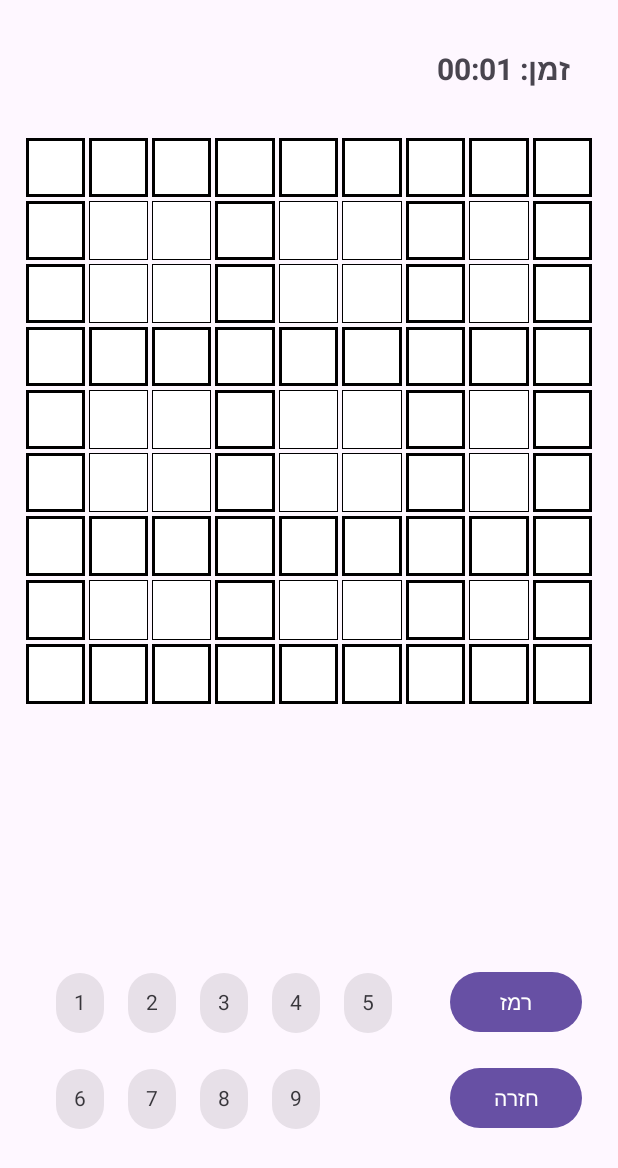
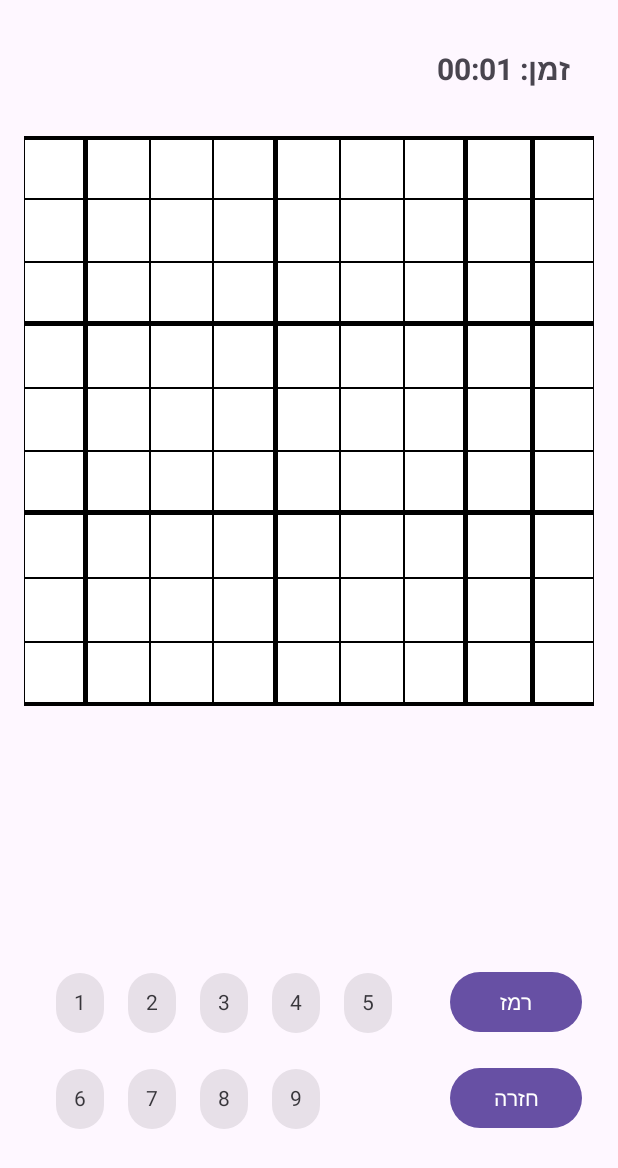
Before and after one commit to hadas67-0295/FinalProject-SudokuGame, an Android app: the GameActivity screen opened directly, with no data from a screen before it, on a phone screen of 412 x 824 dp. Shown: the top 1168 px of the screen. Run offline under Robolectric (Android 15) with nearby library versions, the phone set to English and light mode, and no system bars.

Commit message:
initial commit

```diff
--- a/app/src/main/java/com/example/finalproject_sudokugame/GameActivity.java
+++ b/app/src/main/java/com/example/finalproject_sudokugame/GameActivity.java
@@ -2,12 +2,13 @@ package com.example.finalproject_sudokugame;
 
 import android.graphics.Color;
 import android.graphics.drawable.GradientDrawable;
+import android.graphics.drawable.LayerDrawable;
+import android.graphics.drawable.Drawable;
 import android.os.Bundle;
 import android.os.Handler;
 import android.view.Gravity;
 import android.view.View;
 import android.widget.Button;
-import android.widget.EditText;
 import android.widget.GridLayout;
 import android.widget.TextView;
 import android.widget.Toast;
@@ -78,60 +79,30 @@ public class GameActivity extends AppCompatActivity {
         for (int row = 0; row < 9; row++) {
             for (int col = 0; col < 9; col++) {
                 TextView cell = new TextView(this);
-                EditText cellBorder = new EditText(this);
 
                 cell.setTextSize(24);
                 cell.setGravity(Gravity.CENTER);
-                int left,top,right,bottom;
-                if(col%3==0){
-                    left =3;
-                }
-                else{
-                    left =1;
-                }
-                if(row%3==0){
-                    top =3;
-                }
-                else{
-                    top =1;
-                }
-                if(col==8||(col+1)%3==0){
-                    right =3;
-                }
-                else{
-                    right =1;
-                }
-                if(row==8||(row+1)%3==0){
-                    bottom =3;
-                }
-                else{
-                    bottom =1;
-                }
-                GradientDrawable border = new GradientDrawable();
-                border.setColor(Color.WHITE);
-                border.setStroke(1,Color.parseColor("#CCCCCC"));
-                border = createCellBorder(row, col);
 
-                if (row == board.getSelectedRow() && col == board.getSelectedCol()) {
-                    border.setColor(getResources().getColor(android.R.color.holo_blue_light));
-                } else {
-                    border.setColor(Color.WHITE);
-                }
+                boolean isSelected =
+                        row == board.getSelectedRow() &&
+                                col == board.getSelectedCol();
 
-                cell.setBackground(border);
+                Drawable background = createCellBackground(row, col, isSelected);
+                cell.setBackground(background);
 
                 GridLayout.LayoutParams params = new GridLayout.LayoutParams();
                 params.width = 0;
                 params.height = 0;
                 params.rowSpec = GridLayout.spec(row, 1f);
                 params.columnSpec = GridLayout.spec(col, 1f);
-                params.setMargins(2, 2, 2, 2);
+                params.setMargins(0, 0, 0, 0);
                 cell.setLayoutParams(params);
 
                 int value = board.getCell(row, col);
                 if (value != 0) {
                     cell.setText(String.valueOf(value));
                     cell.setEnabled(false);
+                    cell.setTextColor(Color.BLACK);
                 } else {
                     cell.setText("");
                     int finalI = row;
@@ -169,24 +140,45 @@ public class GameActivity extends AppCompatActivity {
         handler.removeCallbacks(updateTimerRunnable);
     }
 
-    private GradientDrawable createCellBorder(int row, int col) {
-        GradientDrawable border = new GradientDrawable();
-        border.setColor(Color.WHITE);
+    private Drawable createCellBackground(int row, int col, boolean isSelected) {
+        float density = getResources().getDisplayMetrics().density;
 
-        // עובי הגבול תלוי במיקום התא
-        // גבול עבה (3-4dp) בקצוות בלוקים 3x3
-        // גבול דק (1dp) בין תאים רגילים
-        int strokeWidth;
-        int color = Color.BLACK;
+        int thinBorder = (int) (1 * density);  // 1dp - קו דק
+        int thickBorder = (int) (3 * density); // 3dp - קו עבה
 
-        // קביעת עובי הגבול
-        if (row % 3 == 0 || col % 3 == 0 || row == 8 || col == 8) {
-            strokeWidth = 3; // גבול עבה
-        } else {
-            strokeWidth = 1; // גבול דק
-        }
+        int leftWidth   = (col == 8) ? thickBorder : thinBorder;
+        int topWidth    = (row == 0) ? thickBorder : thinBorder;
 
-        border.setStroke(strokeWidth, color);
-        return border;
+        int rightWidth  = (col % 3 == 0) ? thickBorder : thinBorder;
+        int bottomWidth = ((row+1) % 3 == 0) ? thickBorder : thinBorder;
+
+
+        GradientDrawable leftBorder = new GradientDrawable();
+        leftBorder.setColor(Color.BLACK);
+
+        GradientDrawable topBorder = new GradientDrawable();
+        topBorder.setColor(Color.BLACK);
+
+        GradientDrawable rightBorder = new GradientDrawable();
+        rightBorder.setColor(Color.BLACK);
+
+        GradientDrawable bottomBorder = new GradientDrawable();
+        bottomBorder.setColor(Color.BLACK);
+
+        GradientDrawable center = new GradientDrawable();
+        center.setColor(isSelected
+                ? Color.parseColor("#90CAF9")
+                : Color.WHITE);
+
+        Drawable[] layers = {leftBorder, topBorder, rightBorder, bottomBorder, center};
+        LayerDrawable layerDrawable = new LayerDrawable(layers);
+
+        layerDrawable.setLayerInset(0, 0, 0, 0, 0);
+        layerDrawable.setLayerInset(1, 0, 0, 0, 0);
+        layerDrawable.setLayerInset(2, 0, 0, 0, 0);
+        layerDrawable.setLayerInset(3, 0, 0, 0, 0);
+        layerDrawable.setLayerInset(4, leftWidth, topWidth, rightWidth, bottomWidth);
+
+        return layerDrawable;
     }
 }
--- a/app/src/main/java/com/example/finalproject_sudokugame/ProfileActivity.java
+++ b/app/src/main/java/com/example/finalproject_sudokugame/ProfileActivity.java
@@ -30,6 +30,7 @@ public class ProfileActivity extends AppCompatActivity {
     private Toolbar profile_toolbar;
 
     private SharedPreferences prefs;
+    private int easyOriginalColor, mediumOriginalColor, hardOriginalColor;
 
     @Override
     protected void onCreate(Bundle savedInstanceState) {
@@ -37,12 +38,14 @@ public class ProfileActivity extends AppCompatActivity {
         EdgeToEdge.enable(this);
         setContentView(R.layout.activity_profile);
 
+        // Apply window insets
         ViewCompat.setOnApplyWindowInsetsListener(findViewById(R.id.main), (v, insets) -> {
             Insets systemBars = insets.getInsets(WindowInsetsCompat.Type.systemBars());
             v.setPadding(systemBars.left, systemBars.top, systemBars.right, systemBars.bottom);
             return insets;
         });
 
+        // findViewById לכל הכפתורים והטקסטים
         profile_imageProfile = findViewById(R.id.profile_imageProfile);
         profile_btnEasy = findViewById(R.id.profile_btnEasy);
         profile_btnMedium = findViewById(R.id.profile_btnMedium);
@@ -56,6 +59,19 @@ public class ProfileActivity extends AppCompatActivity {
         profile_tvGamePerfectWins = findViewById(R.id.profile_tvGamePerfectWins);
         profile_toolbar = findViewById(R.id.profile_toolbar);
 
+        // שמירת הצבעים המקוריים של הכפתורים
+        easyOriginalColor = ViewCompat.getBackgroundTintList(profile_btnEasy) != null ?
+                ViewCompat.getBackgroundTintList(profile_btnEasy).getDefaultColor() :
+                ContextCompat.getColor(this, R.color.profile_button_default);
+
+        mediumOriginalColor = ViewCompat.getBackgroundTintList(profile_btnMedium) != null ?
+                ViewCompat.getBackgroundTintList(profile_btnMedium).getDefaultColor() :
+                ContextCompat.getColor(this, R.color.profile_button_default);
+
+        hardOriginalColor = ViewCompat.getBackgroundTintList(profile_btnHard) != null ?
+                ViewCompat.getBackgroundTintList(profile_btnHard).getDefaultColor() :
+                ContextCompat.getColor(this,R.color.profile_button_default);
+
         setSupportActionBar(profile_toolbar);
         getSupportActionBar().setDisplayShowTitleEnabled(false);
 
@@ -63,6 +79,7 @@ public class ProfileActivity extends AppCompatActivity {
         String username = prefs.getString("username", "אורח");
         profile_tvUserName.setText("שלום, " + username);
 
+        // הקש על כפתורים
         profile_btnEasy.setOnClickListener(v -> showStatsForLevel("easy", profile_btnEasy));
         profile_btnMedium.setOnClickListener(v -> showStatsForLevel("medium", profile_btnMedium));
         profile_btnHard.setOnClickListener(v -> showStatsForLevel("hard", profile_btnHard));
@@ -74,12 +91,17 @@ public class ProfileActivity extends AppCompatActivity {
         Button[] buttons = { profile_btnEasy, profile_btnMedium, profile_btnHard };
         for (Button btn : buttons) {
             if (btn == selectedButton) {
-                ViewCompat.setBackgroundTintList(btn, null);
+                // הכפתור שנבחר → מחזירים לו את הצבע המקורי שלו
+                if (btn == profile_btnEasy) ViewCompat.setBackgroundTintList(btn, ColorStateList.valueOf(easyOriginalColor));
+                if (btn == profile_btnMedium) ViewCompat.setBackgroundTintList(btn, ColorStateList.valueOf(mediumOriginalColor));
+                if (btn == profile_btnHard) ViewCompat.setBackgroundTintList(btn, ColorStateList.valueOf(hardOriginalColor));
             } else {
+                // שאר הכפתורים → צבע ברירת מחדל
                 ViewCompat.setBackgroundTintList(btn, ColorStateList.valueOf(defaultColor));
             }
         }
 
+        // עדכון סטטיסטיקה
         int played = prefs.getInt(level + "_played", 0);
         int wins = prefs.getInt(level + "_wins", 0);
         int losses = prefs.getInt(level + "_losses", 0);
@@ -123,5 +145,4 @@ public class ProfileActivity extends AppCompatActivity {
 
         return super.onOptionsItemSelected(item);
     }
-
 }
```
